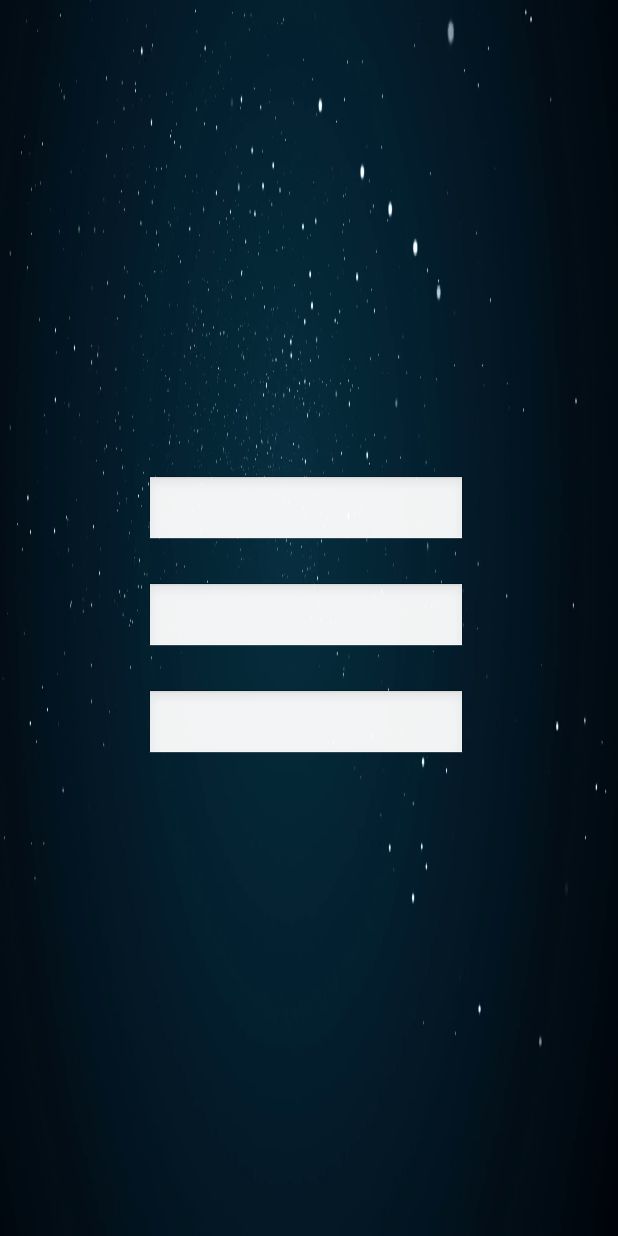
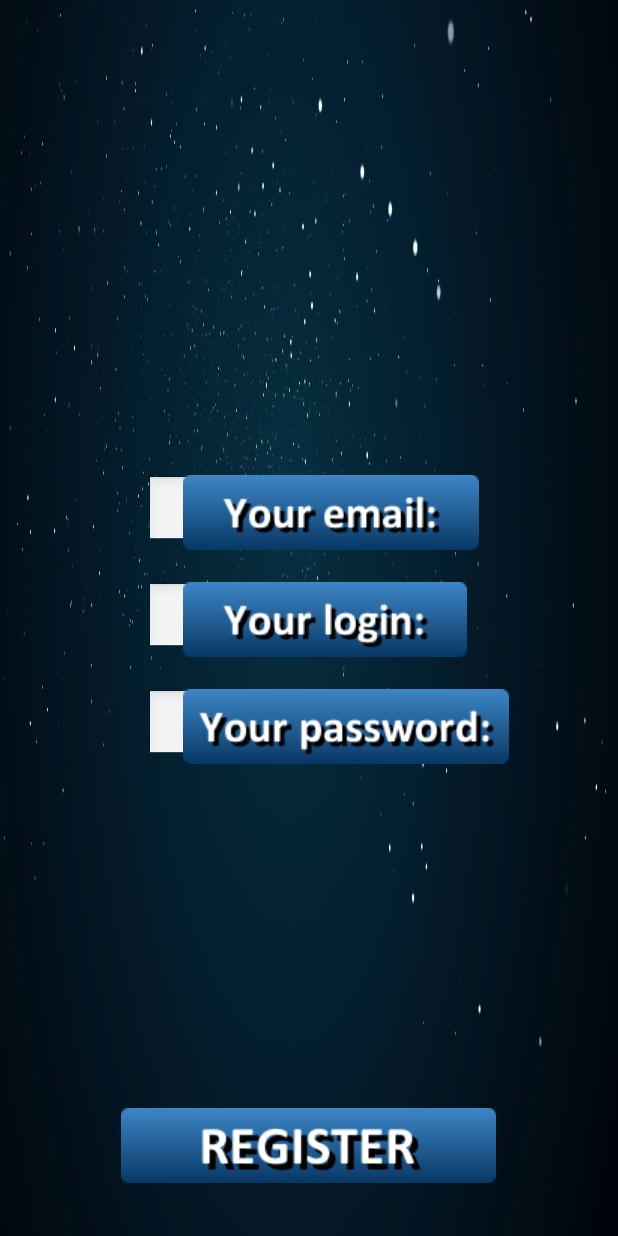
Before and after one commit to kielek125/AbyssGatesGameProject, an Android app: the RegisterYourAccount screen opened directly, with no data from a screen before it, on a phone screen of 412 x 824 dp. Run offline under Robolectric (Android 15) with nearby library versions, the phone set to English and light mode, and no system bars.

Commit message:
zmiena na xml register

```diff
--- a/app/src/main/res/layout/activity_register_your_account.xml
+++ b/app/src/main/res/layout/activity_register_your_account.xml
@@ -52,7 +52,7 @@
         android:layout_alignParentStart="true"
         android:layout_alignTop="@+id/emailRegisterYourAccountEditText"
         android:layout_marginStart="122dp"
-        app:srcCompat="@drawable/youremail" />
+        android:src="@drawable/youremail" />
 
     <ImageView
         android:id="@+id/loginRegisterYourAccountImageView"
@@ -60,7 +60,7 @@
         android:layout_height="wrap_content"
         android:layout_alignStart="@+id/emailRegisterYourAccountImageView"
         android:layout_below="@+id/emailRegisterYourAccountEditText"
-        app:srcCompat="@drawable/yourlogin" />
+        android:src="@drawable/yourlogin" />
 
     <ImageView
         android:id="@+id/passwordRegisterYourAccountImageView"
@@ -68,7 +68,7 @@
         android:layout_height="wrap_content"
         android:layout_alignStart="@+id/loginRegisterYourAccountImageView"
         android:layout_alignTop="@+id/passwordRegisterYourAccountEditText"
-        app:srcCompat="@drawable/yourpassword" />
+        android:src="@drawable/yourpassword" />
 
     <ImageView
         android:id="@+id/registerYourAccountButton"
@@ -79,7 +79,6 @@
         android:onClick="registerAccount"
         android:layout_centerHorizontal="true"
         android:layout_marginBottom="35dp"
-        app:srcCompat="@drawable/register" />
-
+        android:src="@drawable/register" />
 
 </RelativeLayout>
```
